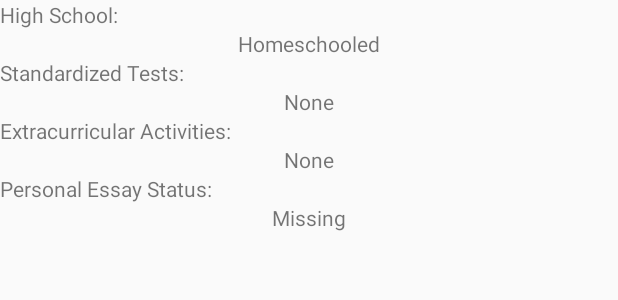
After one commit to Derionicle/CollegeApp, an Android app: the layout view_submission.xml on its own in the app's theme, with its tools: preview values and no code run, on a phone screen of 412 x 824 dp. The commit adds this screen. Shown: the top 300 px of the screen. Run offline under Robolectric (Android 15) with nearby library versions, the phone set to English and light mode, and no system bars.

Commit message:
1.2.5 About Finished

```diff
--- /dev/null
+++ b/app/src/main/res/layout/view_submission.xml
@@ -0,0 +1,60 @@
+<?xml version="1.0" encoding="utf-8"?>
+<LinearLayout xmlns:android="http://schemas.android.com/apk/res/android"
+              android:orientation="vertical"
+              android:layout_width="match_parent"
+              android:layout_height="match_parent">
+
+    <TextView
+        android:layout_width="wrap_content"
+        android:layout_height="wrap_content"
+        android:text="High School:"
+        android:id="@+id/textView2"
+        />
+
+    <TextView
+        android:layout_width="wrap_content"
+        android:layout_height="wrap_content"
+        android:text="Homeschooled"
+        android:id="@+id/textView8"
+        android:layout_gravity="center_horizontal"/>
+
+    <TextView
+        android:layout_width="wrap_content"
+        android:layout_height="wrap_content"
+        android:text="Standardized Tests:"
+        android:id="@+id/textView3"/>
+
+    <TextView
+        android:layout_width="wrap_content"
+        android:layout_height="wrap_content"
+        android:text="None"
+        android:id="@+id/textView9"
+        android:layout_gravity="center_horizontal"/>
+
+    <TextView
+        android:layout_width="wrap_content"
+        android:layout_height="wrap_content"
+        android:text="Extracurricular Activities:"
+        android:id="@+id/textView4"/>
+
+    <TextView
+        android:layout_width="wrap_content"
+        android:layout_height="wrap_content"
+        android:text="None"
+        android:id="@+id/textView10"
+        android:layout_gravity="center_horizontal"/>
+
+    <TextView
+        android:layout_width="wrap_content"
+        android:layout_height="wrap_content"
+        android:text="Personal Essay Status:"
+        android:id="@+id/textView5"/>
+
+    <TextView
+        android:layout_width="wrap_content"
+        android:layout_height="wrap_content"
+        android:text="Missing"
+        android:id="@+id/textView11"
+        android:layout_gravity="center_horizontal"/>
+
+</LinearLayout>
```
Also changed, not shown: app/src/main/java/org/pltw/examples/collegeapp/ApplicantActivity.java (+48 -7 lines), app/src/main/java/org/pltw/examples/collegeapp/viewing.java (added, +19 -0 lines), app/src/main/res/layout/activity_family_member.xml (+17 -7 lines), app/src/main/res/layout/drawer_list_item.xml (added, +7 -0 lines).
